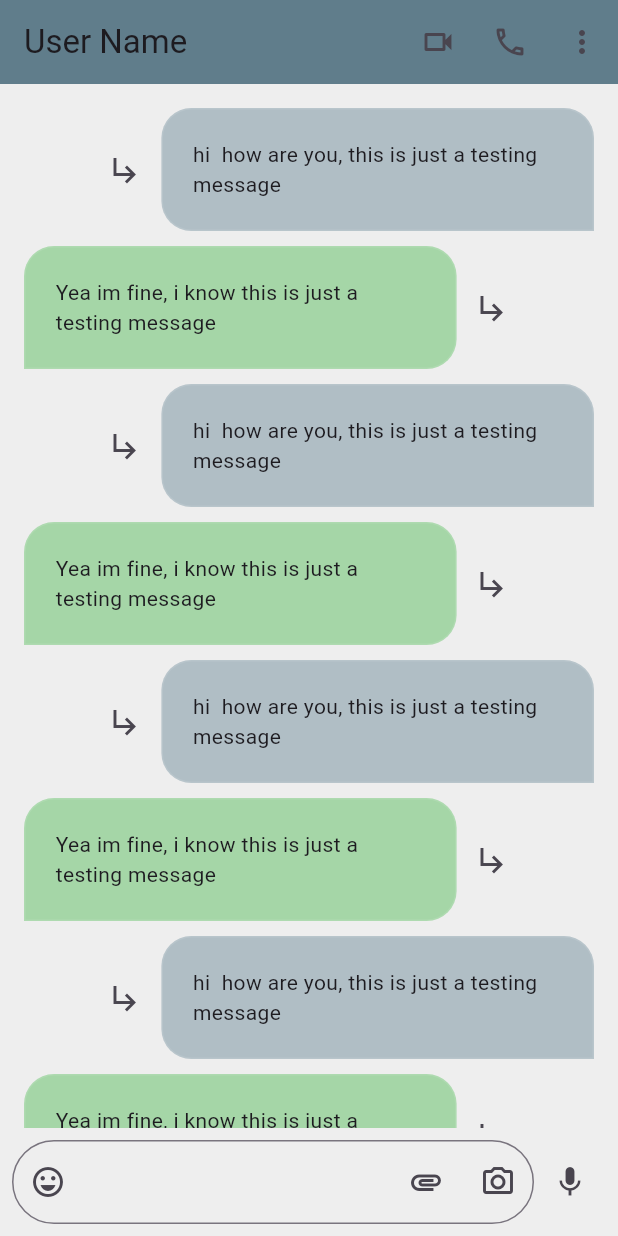
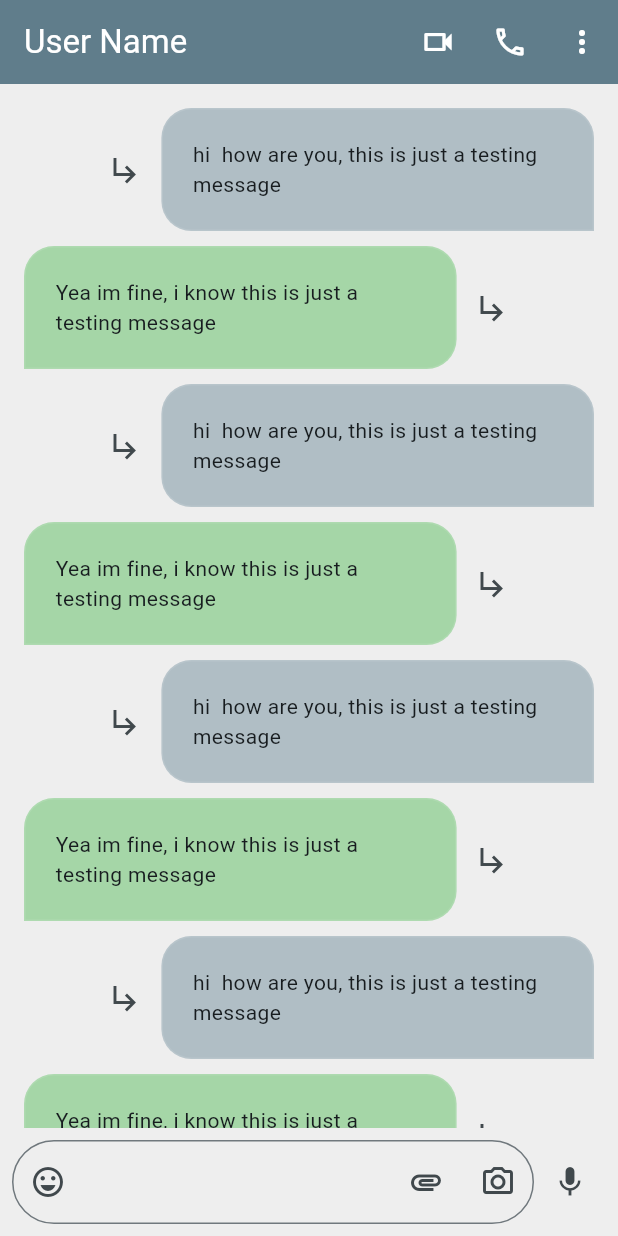
Before and after one commit to AshwaniDev101/Flutter-LanternChat, a Flutter app: the screen it shows after launch, on a phone screen of 412 x 824 dp. Run offline on Flutter 3.47's test engine with Material 3 defaults, Android fonts, the light colour scheme and no system bars.

Commit message:
feat: Implement and apply a light theme
This commit introduces a centralized theme for the application to ensure a consistent look and feel.

```diff
--- a/lib/main.dart
+++ b/lib/main.dart
@@ -2,6 +2,7 @@
 import 'package:flutter/material.dart';
 import 'package:lanternchat/pages/chatpage.dart';
 import 'package:lanternchat/pages/homepage.dart';
+import 'package:lanternchat/style/themes.dart';
 
 void main()
 {
@@ -16,6 +17,9 @@ class LanternChat extends StatelessWidget{
 
     return MaterialApp(
       // home: Homepage(),
+      theme: Themes.lightThemeData,
+      themeMode: ThemeMode.light,
+      darkTheme: Themes.lightThemeData,
       home: Chatpage(),
       debugShowCheckedModeBanner: false,
     );
--- a/lib/pages/chatpage.dart
+++ b/lib/pages/chatpage.dart
@@ -43,7 +43,6 @@ class Chatpage extends StatelessWidget {
   // Page App bar
   AppBar _appBar(BuildContext context) {
     return AppBar(
-      backgroundColor: Colors.blueGrey,
       title: Text("User Name "),
       actions: [
         IconButton(onPressed: () {}, icon: Icon(Icons.videocam_outlined)),
--- a/lib/style/themes.dart
+++ b/lib/style/themes.dart
@@ -1,6 +1,12 @@
-
-
 import 'package:flutter/material.dart';
 
 final Color appbarColors = Colors.blueGrey;
 final Color iconColors = Colors.white;
+
+class Themes {
+  static final lightThemeData = ThemeData(
+      useMaterial3: true,
+      colorSchemeSeed: Colors.blueGrey,
+    appBarTheme: AppBarTheme(backgroundColor: Colors.blueGrey,foregroundColor: Colors.white,)
+  );
+}
```
